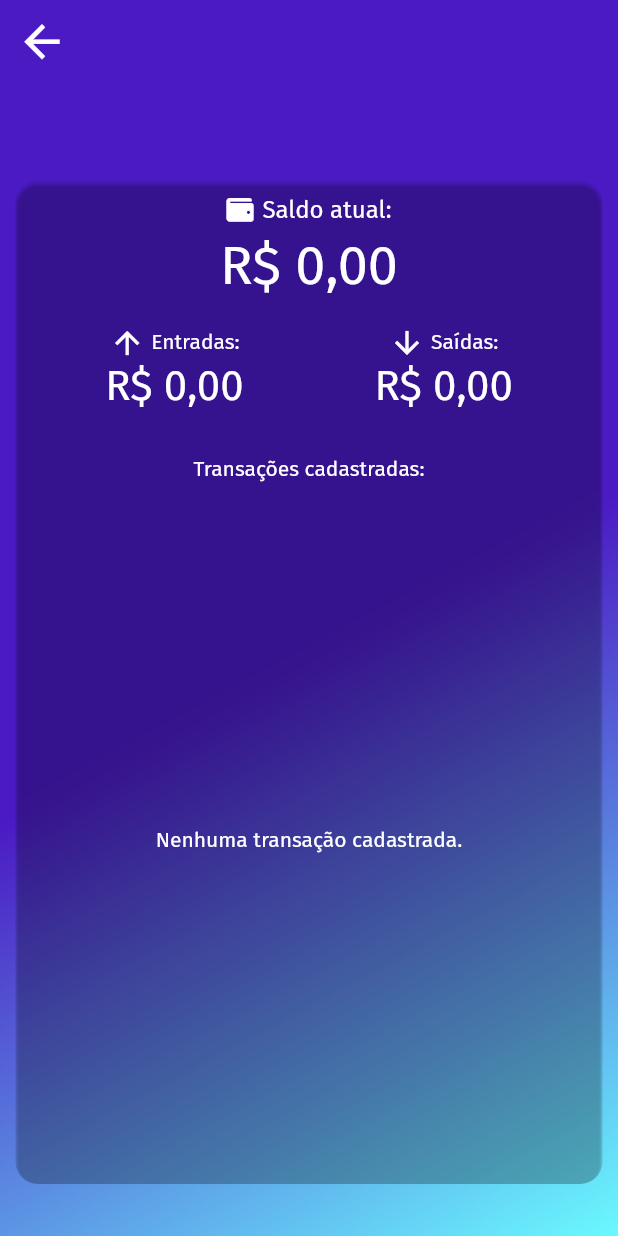
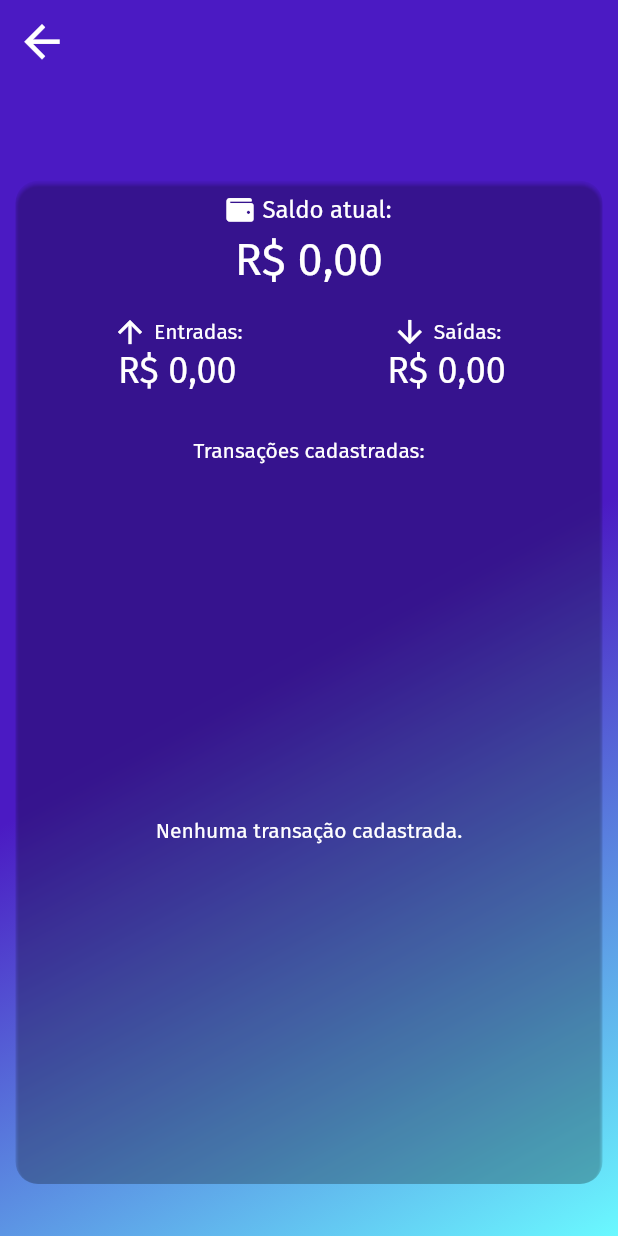
Before and after one commit to BrennerFerreira/personal_expenses_app, a Flutter app: the AccountDetailsPage screen opened directly with empty values, on a phone screen of 412 x 824 dp. Run offline on Flutter 3.47's test engine with Material 2 defaults, Android fonts, the phone set to English and light mode, and no system bars; our stand-ins replace bloc, brasil_fields, equatable, flutter_bloc, font_awesome_flutter, sqflite; accounts and stored records are empty; project files that could hold a hidden picture were left out.

Commit message:
Formatted currency values.

```diff
--- a/lib/blocs/transaction_form/transaction_form_bloc.dart
+++ b/lib/blocs/transaction_form/transaction_form_bloc.dart
@@ -125,7 +125,8 @@ class TransactionFormBloc
         destinationAccountError: "",
       );
     } else if (event is PriceChanged) {
-      final String priceReplaced = event.newPrice.replaceAll(",", ".");
+      final String priceReplaced =
+          event.newPrice.replaceAll(".", "").replaceAll(",", ".");
       final double price = double.parse(priceReplaced);
       yield state.copyWith(
         price: price,
--- a/lib/pages/common/balance_card.dart
+++ b/lib/pages/common/balance_card.dart
@@ -1,5 +1,6 @@
 import 'package:flutter/material.dart';
 import 'package:font_awesome_flutter/font_awesome_flutter.dart';
+import 'package:intl/intl.dart';
 
 class BalanceCard extends StatelessWidget {
   final double totalBalance;
@@ -44,9 +45,10 @@ class BalanceCard extends StatelessWidget {
               ),
               const SizedBox(height: 6),
               Text(
-                "R\$ ${totalBalance.toStringAsFixed(2).replaceAll(".", ",")}",
+                NumberFormat.currency(locale: 'pt-BR', symbol: 'R\$')
+                    .format(totalBalance),
                 style: const TextStyle(
-                  fontSize: 36,
+                  fontSize: 30,
                 ),
               ),
               const SizedBox(height: 18),
@@ -67,8 +69,11 @@ class BalanceCard extends StatelessWidget {
                         ],
                       ),
                       Text(
-                        "R\$ ${totalIncome.toStringAsFixed(2).replaceAll(".", ",")}",
-                        style: const TextStyle(fontSize: 28),
+                        NumberFormat.currency(locale: 'pt-BR', symbol: 'R\$')
+                            .format(totalIncome),
+                        style: const TextStyle(
+                          fontSize: 24,
+                        ),
                       ),
                     ],
                   ),
@@ -87,8 +92,9 @@ class BalanceCard extends StatelessWidget {
                         ],
                       ),
                       Text(
-                        "R\$ ${totalOutcome.toStringAsFixed(2).replaceAll(".", ",")}",
-                        style: const TextStyle(fontSize: 28),
+                        NumberFormat.currency(locale: 'pt-BR', symbol: 'R\$')
+                            .format(totalOutcome),
+                        style: const TextStyle(fontSize: 24),
                       ),
                     ],
                   ),
--- a/lib/pages/common/user_transaction_tile.dart
+++ b/lib/pages/common/user_transaction_tile.dart
@@ -45,7 +45,8 @@ class UserTransactionTile extends StatelessWidget {
             ),
           const SizedBox(width: 5),
           Text(
-            "R\$ ${transaction.price.toStringAsFixed(2).replaceAll(".", ",")}",
+            NumberFormat.currency(locale: 'pt-Br', symbol: "R\$")
+                .format(transaction.price),
             style: const TextStyle(fontSize: 18),
           ),
         ],
--- a/lib/pages/user_transaction_form_page/widgets/price_field.dart
+++ b/lib/pages/user_transaction_form_page/widgets/price_field.dart
@@ -2,6 +2,7 @@ import 'package:brasil_fields/brasil_fields.dart';
 import 'package:flutter/material.dart';
 import 'package:flutter/services.dart';
 import 'package:flutter_bloc/flutter_bloc.dart';
+import 'package:intl/intl.dart';
 import 'package:personal_expenses/blocs/transaction_form/transaction_form_bloc.dart';
 
 class PriceField extends StatelessWidget {
@@ -30,7 +31,7 @@ class PriceField extends StatelessWidget {
                 ),
                 initialValue: state.price == 0.0
                     ? null
-                    : state.price.toStringAsFixed(2).replaceAll(".", ","),
+                    : NumberFormat.decimalPattern('pt-BR').format(state.price),
                 keyboardType: const TextInputType.numberWithOptions(
                   decimal: true,
                 ),
```
Also changed, not shown: lib/pages/date_range_page/widgets/date_range_balance_card.dart (+7 -4 lines), lib/pages/future_transactions_page/widgets/future_transactions_balance_card.dart (+7 -4 lines), lib/pages/home_page/widgets/accounts_card.dart (+9 -1 lines), lib/pages/home_page/widgets/date_range_card.dart (+16 -6 lines), lib/pages/home_page/widgets/future_transactions_card.dart (+11 -4 lines), lib/pages/home_page/widgets/home_card.dart (+5 -2 lines), lib/pages/transaction_details_page/transaction_detail_page.dart (+13 -13 lines).
